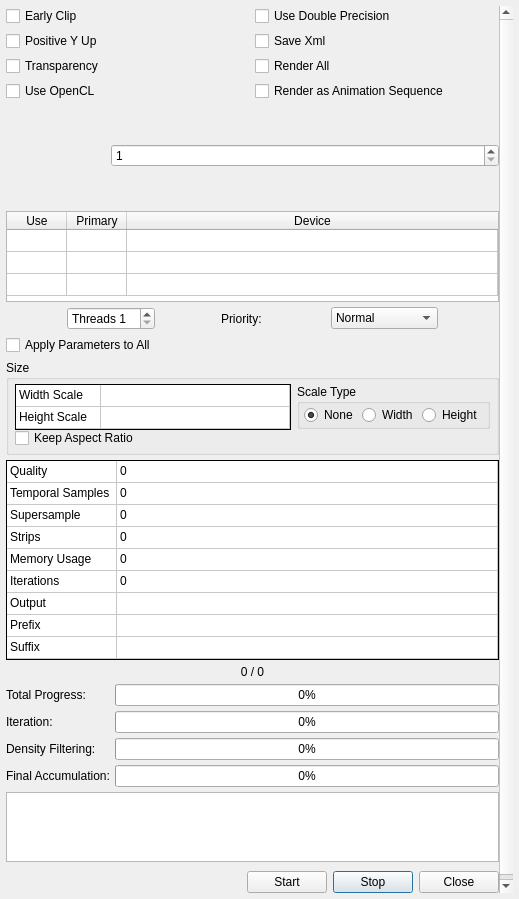
Above: Source/Fractorium/FinalRenderDialog.ui from iznotek/fractorium before the change. Below: the same form after it.
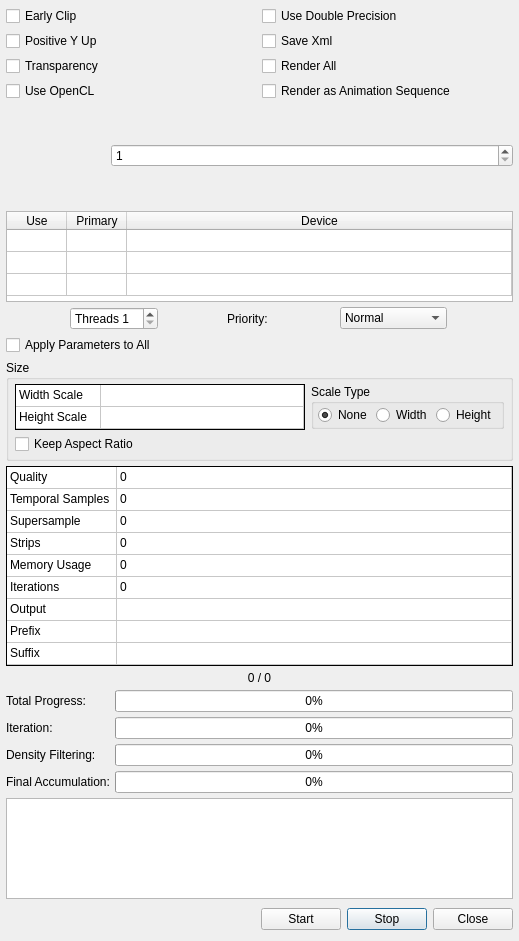
That is the form after the change. Custom widgets are drawn as their Qt base class.

Commit message: -Bug fixes 	--Adjust height of final render dialog to make it look better on Linux.

```diff
--- a/Source/Fractorium/FinalRenderDialog.ui
+++ b/Source/Fractorium/FinalRenderDialog.ui
@@ -7,7 +7,7 @@
     <x>0</x>
     <y>0</y>
     <width>519</width>
-    <height>899</height>
+    <height>941</height>
    </rect>
   </property>
   <property name="sizePolicy">
@@ -64,7 +64,7 @@
         <x>0</x>
         <y>0</y>
         <width>507</width>
-        <height>887</height>
+        <height>929</height>
        </rect>
       </property>
       <layout class="QVBoxLayout" name="verticalLayout_2">
```
